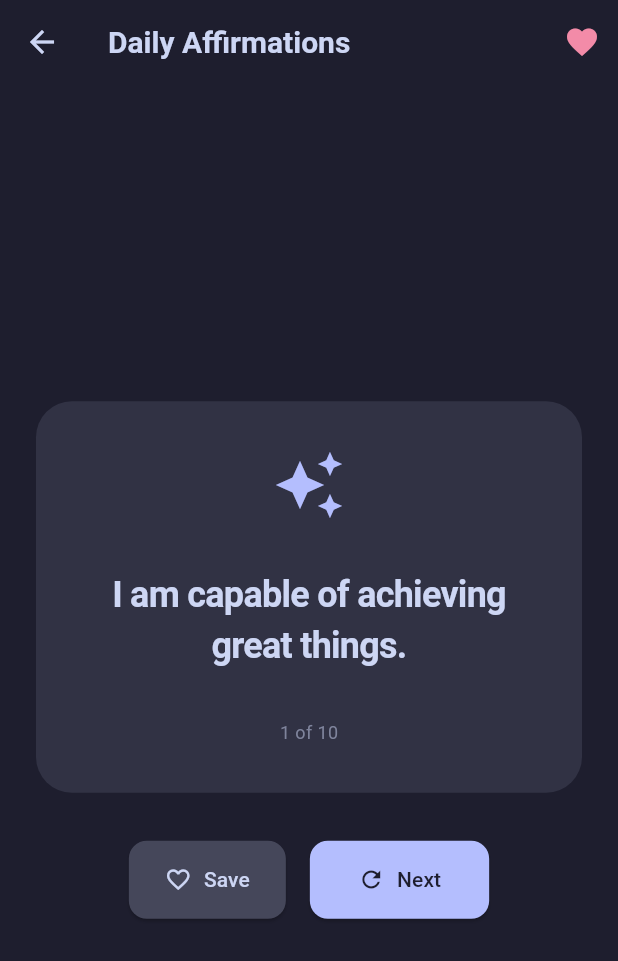
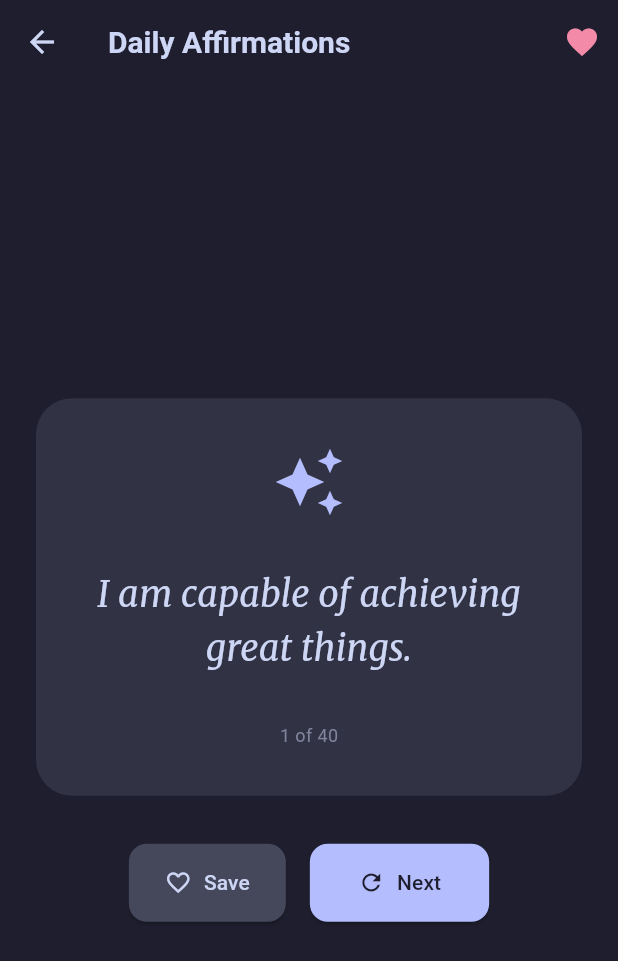
Before and after one commit to Motaphe/Jen, a Flutter app: the AffirmationsScreen screen opened directly with empty values, on a phone screen of 412 x 824 dp. Shown: the top 961 px of the screen. Run offline on Flutter 3.47's test engine with Material 3 defaults, Android fonts, the phone set to English and light mode, and no system bars; our stand-ins replace fl_chart, google_fonts, shared_preferences, sqflite; accounts and stored records are empty.

Commit message:
feat: expand affirmations library and improve typography
- Add 30 new mindfulness and stress reduction affirmations
- Total affirmations increased from 10 to 40
- Implement Google Fonts with Merriweather serif font
- Apply elegant italic styling to affirmation text
- Increase font size to 24px for better impact
- Improve line height for better readability
- Add google_fonts package dependency

```diff
--- a/lib/screens/affirmations_screen.dart
+++ b/lib/screens/affirmations_screen.dart
@@ -1,5 +1,6 @@
 import 'package:flutter/material.dart';
 import 'package:flutter/services.dart';
+import 'package:google_fonts/google_fonts.dart';
 import '../constants/colors.dart';
 import '../constants/text_styles.dart';
 import '../services/database_helper.dart';
@@ -29,6 +30,36 @@ class _AffirmationsScreenState extends State<AffirmationsScreen> {
     "I am grateful for this moment.",
     "I have the power to create change.",
     "I am enough, just as I am.",
+    "Every breath I take fills me with peace.",
+    "I am growing and evolving each day.",
+    "My potential is limitless.",
+    "I choose to see the good in every situation.",
+    "I am in control of my thoughts and emotions.",
+    "I deserve rest and relaxation.",
+    "My inner peace is my superpower.",
+    "I am resilient and can handle challenges.",
+    "I radiate positive energy.",
+    "I am exactly where I need to be.",
+    "My past does not define my future.",
+    "I celebrate my progress, no matter how small.",
+    "I am surrounded by abundance.",
+    "I choose to focus on what I can control.",
+    "My mind is a garden; I choose what to plant.",
+    "I am patient with myself and my journey.",
+    "I trust the timing of my life.",
+    "I am worthy of my dreams and goals.",
+    "I release what no longer serves me.",
+    "I am creating the life I desire.",
+    "My mistakes are opportunities to learn.",
+    "I am confident in my abilities.",
+    "I choose joy and gratitude today.",
+    "I am at peace with who I am becoming.",
+    "My presence makes a difference.",
+    "I am open to new possibilities.",
+    "I trust myself to make good decisions.",
+    "I am deserving of compassion and kindness.",
+    "I find balance in all areas of my life.",
+    "I am the author of my own story.",
   ];
 
   void nextAffirmation() {
@@ -93,8 +124,12 @@ class _AffirmationsScreenState extends State<AffirmationsScreen> {
                     const SizedBox(height: 32),
                     Text(
                       affirmations[currentIndex],
-                      style: AppTextStyles.heading2.copyWith(
-                        height: 1.4,
+                      style: GoogleFonts.merriweather(
+                        fontSize: 24,
+                        fontWeight: FontWeight.w400,
+                        color: AppColors.text,
+                        height: 1.5,
+                        fontStyle: FontStyle.italic,
                       ),
                       textAlign: TextAlign.center,
                     ),
--- a/pubspec.yaml
+++ b/pubspec.yaml
@@ -51,6 +51,9 @@ dependencies:
   # Date formatting
   intl: ^0.19.0
 
+  # Custom fonts
+  google_fonts: ^6.1.0
+
 dev_dependencies:
   flutter_test:
     sdk: flutter
```
Also changed, not shown: pubspec.lock, 1 other file.
